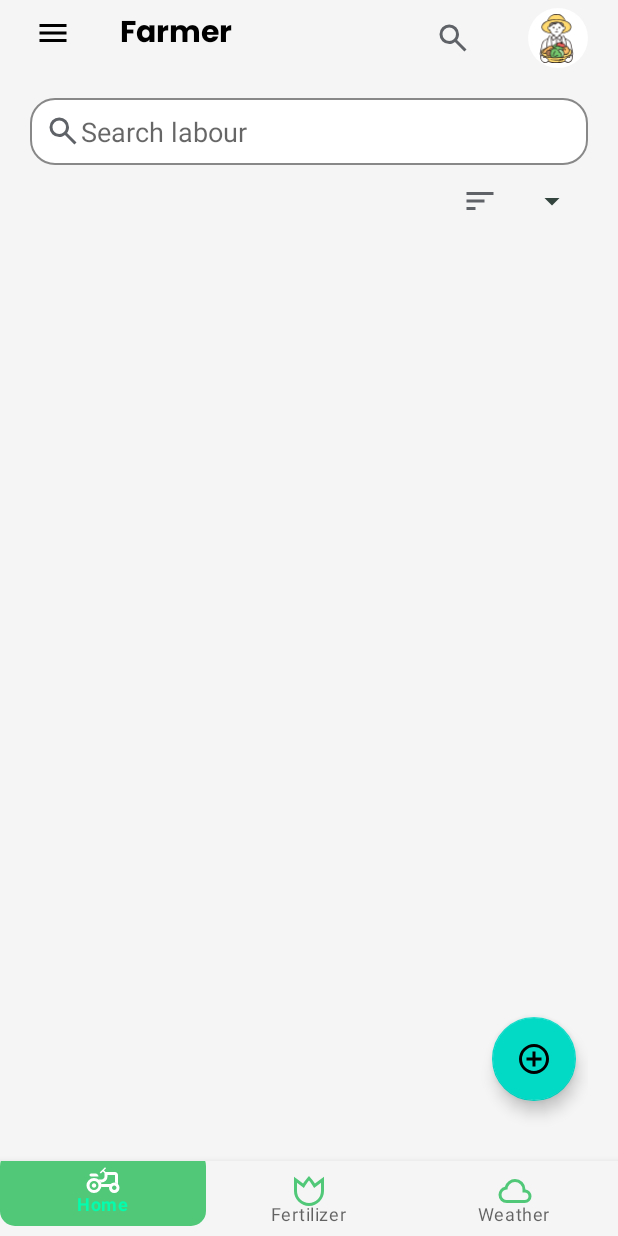
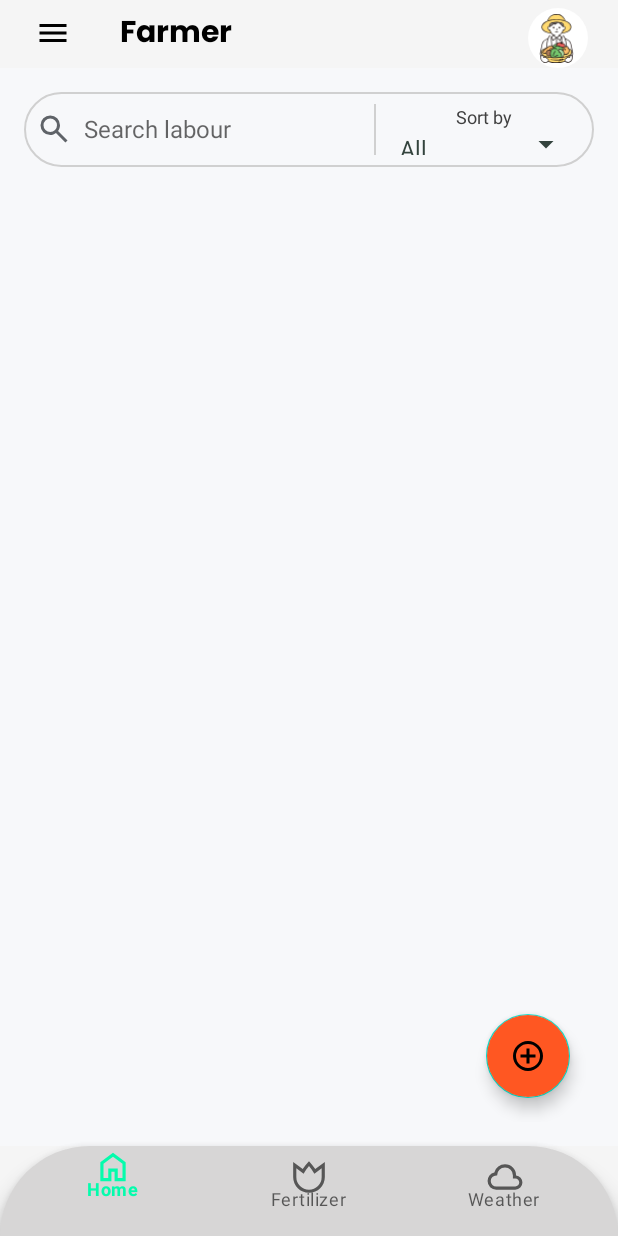
Before and after one commit to TG404-JV/ShetiBill, an Android app: the screen it shows after launch (MainActivity), on a phone screen of 412 x 824 dp. Run offline under Robolectric (Android 15) with nearby library versions, the phone set to English and light mode, and no system bars; our stand-ins replace Firebase (no records; nobody signed in at launch, a user with empty details on screens opened directly); pictures from the network do not load.

Commit message:
Removed Search Bar From Home Page , Redesign Search Bar & Bottom Navigation From Home Section.

```diff
--- a/app/src/main/java/com/example/farmer/MainActivity.java
+++ b/app/src/main/java/com/example/farmer/MainActivity.java
@@ -85,8 +85,6 @@ public class MainActivity extends AppCompatActivity implements NavigationView.On
         // Initialize RecyclerView
         setupRecyclerView();
 
-        // Search functionality
-        setupSearchFunctionality();
 
         // Load default fragment (Home)
         if (savedInstanceState == null) {
@@ -138,33 +136,6 @@ public class MainActivity extends AppCompatActivity implements NavigationView.On
         SearchHelper.initializeDummyData(dataList);
     }
 
-    private void setupSearchFunctionality() {
-        ImageButton searchIcon = findViewById(R.id.search_icon);
-        SearchView searchView = findViewById(R.id.search_view);
-
-        searchIcon.setOnClickListener(v -> {
-            if (searchView.getVisibility() == View.INVISIBLE) {
-                searchView.setVisibility(View.VISIBLE);
-            } else {
-                searchView.setVisibility(View.INVISIBLE);
-            }
-        });
-
-        // Handle search input
-        searchView.setOnQueryTextListener(new SearchView.OnQueryTextListener() {
-            @Override
-            public boolean onQueryTextSubmit(String query) {
-                SearchHelper.performSearch(query, dataList, adapter);
-                return true;
-            }
-
-            @Override
-            public boolean onQueryTextChange(String newText) {
-                SearchHelper.performSearch(newText, dataList, adapter);
-                return true;
-            }
-        });
-    }
 
     private void checkPermissions() {
         if (ContextCompat.checkSelfPermission(this, Manifest.permission.READ_EXTERNAL_STORAGE)
--- a/app/src/main/res/color/bottom_navigation_item_color.xml
+++ /dev/null
@@ -1,5 +0,0 @@
-<selector xmlns:android="http://schemas.android.com/apk/res/android">
-    <item android:color="@color/white"  android:state_checked="true" />
-
-    <item android:color="#50C878" />
-</selector>
--- /dev/null
+++ b/app/src/main/res/drawable/ic_fertilizer_selected.xml
@@ -0,0 +1,9 @@
+<vector xmlns:android="http://schemas.android.com/apk/res/android"
+    android:width="24dp"
+    android:height="24dp"
+    android:viewportWidth="960"
+    android:viewportHeight="960">
+  <path
+      android:pathData="M480,880q-83,0 -156,-31.5T197,763q-54,-54 -85.5,-127T80,480v-380l241,181q31,-47 70.5,-97T480,80q45,50 86,101.5t72,99.5l242,-181v380q0,83 -31.5,156T763,763q-54,54 -127,85.5T480,880ZM480,800q134,0 227,-93t93,-227v-220L616,398q-45,-72 -73,-114t-63,-84q-35,43 -65,87t-71,111L160,260v220q0,134 93,227t227,93ZM480,500Z"
+      android:fillColor="#75FB4C"/>
+</vector>
--- /dev/null
+++ b/app/src/main/res/drawable/ic_home_selected.xml
@@ -0,0 +1,9 @@
+<vector xmlns:android="http://schemas.android.com/apk/res/android"
+    android:width="24dp"
+    android:height="24dp"
+    android:viewportWidth="960"
+    android:viewportHeight="960">
+  <path
+      android:pathData="M240,760h120v-240h240v240h120v-360L480,220 240,400v360ZM160,840v-480l320,-240 320,240v480L520,840v-240h-80v240L160,840ZM480,490Z"
+      android:fillColor="#75FB4C"/>
+</vector>
--- /dev/null
+++ b/app/src/main/res/drawable/ic_weather_selected.xml
@@ -0,0 +1,9 @@
+<vector xmlns:android="http://schemas.android.com/apk/res/android"
+    android:width="24dp"
+    android:height="24dp"
+    android:viewportWidth="960"
+    android:viewportHeight="960">
+  <path
+      android:pathData="M260,800q-91,0 -155.5,-63T40,583q0,-78 47,-139t123,-78q25,-92 100,-149t170,-57q117,0 198.5,81.5T760,440q69,8 114.5,59.5T920,620q0,75 -52.5,127.5T740,800L260,800ZM260,720h480q42,0 71,-29t29,-71q0,-42 -29,-71t-71,-29h-60v-80q0,-83 -58.5,-141.5T480,240q-83,0 -141.5,58.5T280,440h-20q-58,0 -99,41t-41,99q0,58 41,99t99,41ZM480,480Z"
+      android:fillColor="#75FB4C"/>
+</vector>
--- /dev/null
+++ b/app/src/main/res/drawable/nav_bottom_fertilizer.xml
@@ -0,0 +1,4 @@
+<selector xmlns:android="http://schemas.android.com/apk/res/android">
+    <item android:state_checked="true" android:drawable="@drawable/ic_fertilizer_selected" />
+    <item android:state_checked="false" android:drawable="@drawable/ic_fertilizer_tab_img" />
+</selector>
--- /dev/null
+++ b/app/src/main/res/drawable/nav_bottom_home.xml
@@ -0,0 +1,4 @@
+<selector xmlns:android="http://schemas.android.com/apk/res/android">
+    <item android:state_checked="true" android:drawable="@drawable/ic_home_selected" />
+    <item android:state_checked="false" android:drawable="@drawable/ic_home_img" />
+</selector>
--- /dev/null
+++ b/app/src/main/res/drawable/nav_bottom_weather.xml
@@ -0,0 +1,4 @@
+<selector xmlns:android="http://schemas.android.com/apk/res/android">
+    <item android:state_checked="true" android:drawable="@drawable/ic_weather_selected" />
+    <item android:state_checked="false" android:drawable="@drawable/ic_weather_tab_img" />
+</selector>
--- a/app/src/main/res/drawable/nav_item_background.xml
+++ /dev/null
@@ -1,16 +0,0 @@
-<selector xmlns:android="http://schemas.android.com/apk/res/android">
-    <!-- Selected state -->
-    <item android:state_checked="true">
-        <shape android:shape="rectangle">
-            <solid android:color="#50C878" /> <!-- Change this to your desired selected color -->
-            <corners android:radius="10dp" /><!-- Optional: Set corners radius if needed -->
-            <corners android:bottomRightRadius="10dp"/>
-        </shape>
-    </item>
-    <!-- Default state -->
-    <item>
-        <shape android:shape="rectangle">
-            <solid android:color="@android:color/transparent" /> <!-- Change this to your default color if needed -->
-        </shape>
-    </item>
-</selector>
--- /dev/null
+++ b/app/src/main/res/drawable/rounded_nav_background.xml
@@ -0,0 +1,5 @@
+<shape xmlns:android="http://schemas.android.com/apk/res/android">
+    <solid android:color="#D7D6D6" />
+    <corners android:topLeftRadius="60dp" android:topRightRadius="60dp" />
+    <padding android:left="10dp" android:right="10dp" android:bottom="10dp" />
+</shape>
--- a/app/src/main/res/drawable/rounded_search_background.xml
+++ b/app/src/main/res/drawable/rounded_search_background.xml
@@ -1,4 +1,5 @@
 <shape xmlns:android="http://schemas.android.com/apk/res/android">
-    <solid android:color="#FFFFFF" />  <!-- White background for the search bar -->
-    <corners android:radius="20dp"/>   <!-- Rounded corners -->
+    <solid android:color="@color/light_background" />
+    <corners android:radius="25dp" />
+    <stroke android:width="1dp" android:color="@color/divider_color" />
 </shape>
--- /dev/null
+++ b/app/src/main/res/drawable/spinner_popup_background.xml
@@ -0,0 +1,16 @@
+<!-- res/drawable/spinner_popup_background.xml -->
+<shape xmlns:android="http://schemas.android.com/apk/res/android">
+    <solid android:color="@color/white" /> <!-- Background color -->
+
+    <corners android:radius="12dp"/> <!-- Rounded corners -->
+
+    <stroke
+        android:width="1dp"
+        android:color="@color/gray_dark" /> <!-- Optional border -->
+
+    <padding
+        android:left="8dp"
+        android:top="8dp"
+        android:right="8dp"
+        android:bottom="8dp"/>
+</shape>
--- a/app/src/main/res/layout/activity_main.xml
+++ b/app/src/main/res/layout/activity_main.xml
@@ -13,32 +13,7 @@
         android:layout_width="match_parent"
         android:layout_height="match_parent">
 
-        <!-- Search Icon -->
-        <ImageButton
-            android:id="@+id/search_icon"
-            android:layout_width="40dp"
-            android:layout_height="40dp"
-            android:layout_marginTop="5dp"
-            android:layout_toLeftOf="@id/logo"
-            android:layout_marginEnd="30dp"
-            android:background="@android:color/transparent"
-            android:src="@drawable/ic_search_img" />
 
-        <!-- Search Bar (Initially Hidden) -->
-        <SearchView
-            android:id="@+id/search_view"
-            android:layout_width="match_parent"
-            android:layout_height="40dp"
-            android:layout_marginStart="10dp"
-            android:layout_toLeftOf="@+id/logo"
-            android:layout_toRightOf="@id/app_name"
-            android:visibility="invisible"
-            android:layout_marginEnd="10dp"
-            android:layout_marginTop="5dp"
-            android:queryHint="Search..."
-        android:iconifiedByDefault="false">
-
-    </SearchView>
 
     <!-- Top Section with Logo -->
     <ImageButton
@@ -82,7 +57,7 @@
             android:layout_width="match_parent"
             android:layout_height="wrap_content"
             android:padding="16dp"
-            android:layout_below="@id/search_icon"
+            android:layout_below="@id/logo"
             android:layout_marginTop="10dp"
             android:scrollbars="vertical" />
 
@@ -91,7 +66,7 @@
         android:id="@+id/frame"
         android:layout_width="match_parent"
         android:layout_height="wrap_content"
-        android:layout_below="@id/search_view"> <!-- Align RecyclerView below the search bar -->
+        android:layout_below="@id/logo"> <!-- Align RecyclerView below the search bar -->
 
         <!-- RecyclerView for search results -->
 
--- a/app/src/main/res/layout/fragment_home.xml
+++ b/app/src/main/res/layout/fragment_home.xml
@@ -12,16 +12,13 @@
     <com.google.android.material.bottomnavigation.BottomNavigationView
         android:id="@+id/bottom_navigation"
         android:layout_width="match_parent"
-        android:layout_height="50dp"
+        android:layout_height="60dp"
+        android:background="@drawable/rounded_nav_background"
+        android:elevation="8dp"
+        app:itemIconPadding="5dp"
+        app:itemIconSize="25dp"
+        app:labelVisibilityMode="labeled"
         android:layout_alignParentBottom="true"
-        android:background="@color/gray_light"
-        app:itemBackground="@drawable/nav_item_background"
-        app:itemIconPadding="5dp"
-        app:itemIconSize="24dp"
-        app:itemIconTint="@color/bottom_navigation_item_color"
-        app:labelVisibilityMode="labeled"
-    app:menu="@menu/bottom_navigation_menu" />
-
-
+        app:menu="@menu/bottom_navigation_menu" />
 
 </RelativeLayout>
--- a/app/src/main/res/layout/fragment_main_farm_expenditure.xml
+++ b/app/src/main/res/layout/fragment_main_farm_expenditure.xml
@@ -1,36 +1,66 @@
 <RelativeLayout xmlns:android="http://schemas.android.com/apk/res/android"
     android:layout_width="match_parent"
     android:layout_height="match_parent"
-    android:padding="20dp">
+    android:padding="16dp"
+    android:background="@color/light_background">
 
-    <!-- Search bar -->
+    <!-- Search Bar with Sort Section -->
+    <LinearLayout
+        android:id="@+id/search_sort_container"
+        android:layout_width="match_parent"
+        android:layout_height="50dp"
+        android:orientation="horizontal"
+        android:background="@drawable/rounded_search_background"
+        android:padding="8dp"
+        android:gravity="center_vertical">
+
+        <!-- Search Bar -->
         <EditText
             android:id="@+id/searchBar"
-        android:layout_width="match_parent"
+            android:layout_width="0dp"
             android:layout_height="wrap_content"
+            android:layout_weight="1"
             android:hint="Search labour"
-        android:padding="10dp"
-        android:background="@drawable/search_bar_background"
-        android:drawableLeft="@drawable/ic_search_img"
-        android:layout_marginBottom="12dp"
-        android:layout_alignParentTop="true"/>
+            android:background="@android:color/transparent"
+            android:drawableStart="@drawable/ic_search_img"
+            android:drawablePadding="8dp"
+            android:padding="0dp"
+            android:textColor="@color/black"
+            android:textSize="16sp"
+            android:imeOptions="actionSearch"
+            android:singleLine="true"/>
 
+        <!-- Divider Line -->
+        <View
+            android:layout_width="1dp"
+            android:layout_height="match_parent"
+            android:layout_marginEnd="8dp"
+            android:background="@color/divider_color"/>
+
+        <!-- Sort Section -->
         <LinearLayout
-    android:id="@+id/SortData"
             android:layout_width="wrap_content"
             android:layout_height="wrap_content"
-    android:layout_alignParentEnd="true"
-    android:layout_below="@id/searchBar">
-    <ImageView
+            android:orientation="vertical"
+            android:gravity="center_horizontal">
+
+            <!-- Sort By Label -->
+            <TextView
                 android:layout_width="wrap_content"
                 android:layout_height="wrap_content"
-        android:src="@drawable/ic_sort_img" />
-    <!-- Spinner for sorting options -->
+                android:text="Sort by"
+                android:textSize="12sp"
+                android:textColor="@color/gray_dark"/>
+
+            <!-- Sort Spinner -->
             <Spinner
                 android:id="@+id/sortSpinner"
-        android:layout_width="60dp"
+                android:layout_width="wrap_content"
                 android:layout_height="wrap_content"
-        android:entries="@array/sort_options" />
+                android:entries="@array/sort_options"
+                android:popupBackground="@drawable/spinner_popup_background"
+                android:layout_marginTop="2dp"/>
+        </LinearLayout>
     </LinearLayout>
 
     <!-- RecyclerView for displaying labour list -->
@@ -38,8 +68,11 @@
         android:id="@+id/AddWeightRecyclerView"
         android:layout_width="match_parent"
         android:layout_height="match_parent"
-        android:layout_below="@id/SortData"
-        android:layout_marginTop="8dp"/>
+        android:layout_below="@id/search_sort_container"
+        android:layout_marginTop="16dp"
+        android:layout_weight="1"
+        android:clipToPadding="false"
+        android:paddingBottom="16dp"/>
 
     <!-- FloatingActionButton for adding new labour entry -->
     <com.google.android.material.floatingactionbutton.FloatingActionButton
@@ -48,8 +81,10 @@
         android:layout_height="wrap_content"
         android:layout_alignParentEnd="true"
         android:layout_alignParentBottom="true"
-        android:layout_marginEnd="8dp"
-        android:layout_marginBottom="20dp"
-        android:src="@drawable/ic_add_btn" />
+        android:layout_marginEnd="16dp"
+        android:layout_marginBottom="16dp"
+        android:src="@drawable/ic_add_btn"
+        android:backgroundTint="@color/fab_color"
+        android:contentDescription="Add labour" />
 
 </RelativeLayout>
--- a/app/src/main/res/menu/bottom_navigation_menu.xml
+++ b/app/src/main/res/menu/bottom_navigation_menu.xml
@@ -2,14 +2,14 @@
 <menu xmlns:android="http://schemas.android.com/apk/res/android">
     <item
         android:id="@+id/navigation_farm"
-        android:icon="@drawable/ic_farm_tab_img"
+        android:icon="@drawable/nav_bottom_home"
         android:title="Home" />
     <item
         android:id="@+id/navigation_fertilizer"
-        android:icon="@drawable/ic_fertilizer_tab_img"
+        android:icon="@drawable/nav_bottom_fertilizer"
         android:title="Fertilizer" />
     <item
         android:id="@+id/navigation_weather"
-        android:icon="@drawable/ic_weather_tab_img"
+        android:icon="@drawable/nav_bottom_weather"
         android:title="Weather" />
 </menu>
--- a/app/src/main/res/values/colors.xml
+++ b/app/src/main/res/values/colors.xml
@@ -166,4 +166,16 @@
     <color name="controlNormal">#33433d</color>     <!-- Control color (dark green/gray) -->
     <color name="white">#FFFFFF</color>             <!-- White for contrast where needed -->
 
+    <!-- Background Colors -->
+    <color name="light_background">#F7F8FA</color>  <!-- Very light gray background -->
+
+
+    <!-- Border and Divider Colors -->
+    <color name="divider_color">#D0D0D0</color>  <!-- Light gray for borders and dividers -->
+
+    <!-- Button Colors -->
+    <color name="fab_color">#FF5722</color>  <!-- Bright orange for FloatingActionButton -->
+    <color name="fab_color_hover">#E64A19</color>  <!-- Darker orange for pressed FloatingActionButton -->
+
+
 </resources>
```
Also changed, not shown: app/src/main/java/com/example/farmer/home/bottomtab/labour/LabourAdapter.java (line endings or trailing spaces), app/src/main/res/layout/dialog_add_labour.xml (line endings or trailing spaces), app/src/main/res/layout/item_labour.xml (line endings or trailing spaces). Lines whose indentation alone changed are shown as unchanged.
